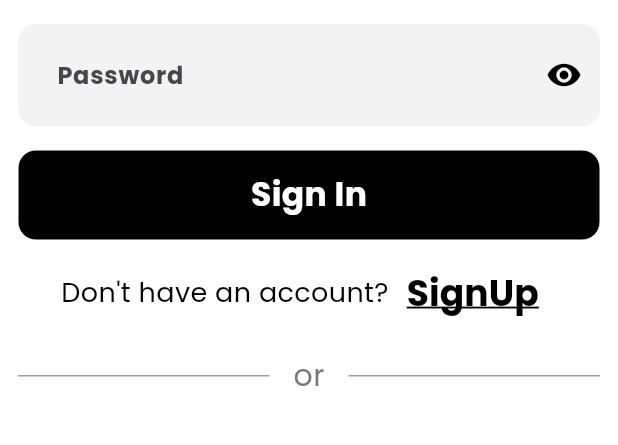
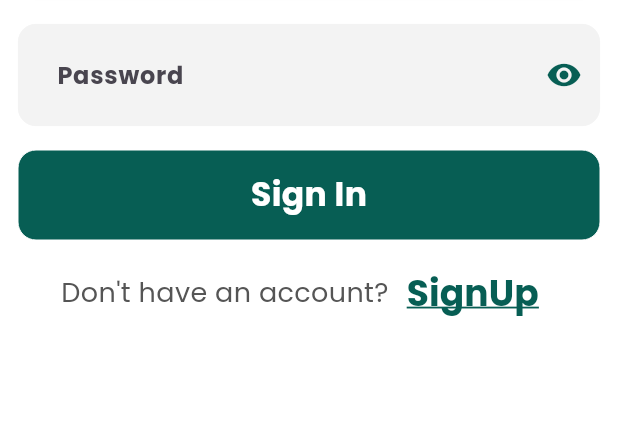
Before and after one commit to 3oraby/whatsapp, a Flutter app: the screen it shows after launch, on a phone screen of 412 x 824 dp, the part 126-571 px from its top. Run offline on Flutter 3.47's test engine with Material 3 defaults, Android fonts, the phone set to English and light mode, and no system bars; drawn by our look-alikes of modal_progress_hud_nsn; our stand-ins replace dartz, device_preview, dio, easy_localization, flutter_bloc, get_it and 1 more.

Commit message:
app colors and themes

```diff
--- a/lib/core/helpers/show_custom_snack_bar.dart
+++ b/lib/core/helpers/show_custom_snack_bar.dart
@@ -1,22 +1,21 @@
 import 'package:flutter/material.dart';
 import 'package:whatsapp/core/utils/app_colors.dart';
+import 'package:whatsapp/core/utils/app_constants.dart';
+import 'package:whatsapp/core/utils/app_text_styles.dart';
 
 void showCustomSnackBar(
   BuildContext context,
   String message, {
-  Color backgroundColor = AppColors.primaryColor,
+  Color backgroundColor = AppColors.primary,
 }) {
   final snackBar = SnackBar(
     content: Text(
       message,
-      style: const TextStyle(
-        color: Colors.white,
-        fontWeight: FontWeight.bold,
-        fontSize: 20,
-      ),
+      style:
+          AppTextStyles.poppinsBold(context, 20).copyWith(color: Colors.white),
     ),
     showCloseIcon: true,
-    duration: const Duration(seconds: 3),
+    duration: const Duration(seconds: AppConstants.snackBarDuration),
     backgroundColor: backgroundColor,
   );
 
--- a/lib/core/utils/app_colors.dart
+++ b/lib/core/utils/app_colors.dart
@@ -1,20 +1,6 @@
 import 'package:flutter/material.dart';
 
 class AppColors {
-  static const Color primaryColor = Color(0xFF000000);
-  static const Color secondaryColor = Color(0xFF7a7a7a);
-  static const Color thirdColor = Color(0xFF525d65);
-  static const Color lightBackgroundColor = Color(0xFFf3f3f3);
-  static const Color highlightBackgroundColor = Color(0xFFe8e8e8);
-  static const Color scaffoldBackgroundColor = Colors.white;
-  static const Color dividerColor = Color(0xFFE0E0E0);
-  static const Color errorColor = Color.fromARGB(255, 212, 67, 56);
-  static const Color unEnabledButtonColor = Color.fromARGB(255, 136, 137, 141);
-  static const Color imageBackgroundColor = Color.fromARGB(255, 209, 216, 224);
-  static const Color twitterAccentColor = Colors.blue;
-  static const Color lightTwitterAccentColor = Color(0xFF90CAF9);
-  static const Color borderColor = Colors.grey;
-
   static const Color error = Color(0xFFFF4C4C);
   static const Color success = Color(0xFF4CAF50);
   static const Color info = Color(0xFF2196F3);
@@ -24,7 +10,9 @@
   static const Color primary = Color(0xFF075E54);
   static const Color primaryLight = Color(0xFF128C7E);
   static const Color actionColor = Color(0xFF25D366);
-  static const Color lightBackground = Color(0xFFFFFFFF);
+  static const Color appBackgroundLight = Color(0xFFFFFFFF);
+  static const Color lightBackgroundColor = Color(0xFFf3f3f3);
+  static const Color highlightBackgroundColor = Color(0xFFe8e8e8);
   static const Color lightChatBackground = Color(0xFFECE5DD);
   static const Color lightInputBackground = Color(0xFFF0F0F0);
   static const Color myMessageLight = Color(0xFFDCF8C6);
@@ -40,7 +28,9 @@
 
   // Dark Mode Colors
   static const Color primaryDark = Color(0xFF054C44);
-  static const Color darkBackground = Color(0xFF121212);
+  static const Color appBackgroundDark = Color(0xFF121212);
+  static const Color lightBackgroundColorDark = Color(0xFF1A1A1A);
+  static const Color highlightBackgroundColorDark = Color(0xFF2A2A2A);
   static const Color darkChatBackground = Color(0xFF1E1E1E);
   static const Color darkInputBackground = Color(0xFF2A2A2A);
   static const Color myMessageDark = Color(0xFF054C44);
--- a/lib/core/utils/app_themes.dart
+++ b/lib/core/utils/app_themes.dart
@@ -1,10 +1,12 @@
 import 'package:flutter/material.dart';
+import 'package:whatsapp/core/utils/app_constants.dart';
+import 'package:whatsapp/core/utils/app_text_styles.dart';
 import 'app_colors.dart';
 
 class AppThemes {
-  static final ThemeData lightTheme = ThemeData(
+  static ThemeData getLightTheme(BuildContext context) => ThemeData(
         brightness: Brightness.light,
-    scaffoldBackgroundColor: AppColors.lightBackground,
+        scaffoldBackgroundColor: AppColors.appBackgroundLight,
         appBarTheme: AppBarTheme(
           backgroundColor: AppColors.primary,
           foregroundColor: Colors.white,
@@ -14,9 +16,11 @@
           backgroundColor: AppColors.actionColor,
           foregroundColor: Colors.white,
         ),
-    textTheme: const TextTheme(
-      bodyLarge: TextStyle(color: AppColors.textPrimaryLight),
-      bodyMedium: TextStyle(color: AppColors.textSecondaryLight),
+        textTheme: TextTheme(
+          bodyLarge: AppTextStyles.poppinsRegular(context, 16)
+              .copyWith(color: AppColors.textPrimaryLight),
+          bodyMedium: AppTextStyles.poppinsRegular(context, 16)
+              .copyWith(color: AppColors.textSecondaryLight),
         ),
         dividerColor: AppColors.dividerLight,
         iconTheme: const IconThemeData(color: AppColors.iconLight),
@@ -25,14 +29,14 @@
           fillColor: AppColors.lightInputBackground,
           border: OutlineInputBorder(
             borderSide: BorderSide(color: AppColors.inputBorderLight),
-        borderRadius: BorderRadius.circular(12),
+            borderRadius: BorderRadius.circular(AppConstants.borderRadius),
           ),
         ),
       );
 
-  static final ThemeData darkTheme = ThemeData(
+  static ThemeData getDarkTheme(BuildContext context) => ThemeData(
         brightness: Brightness.dark,
-    scaffoldBackgroundColor: AppColors.darkBackground,
+        scaffoldBackgroundColor: AppColors.appBackgroundDark,
         appBarTheme: AppBarTheme(
           backgroundColor: AppColors.primaryDark,
           foregroundColor: Colors.white,
@@ -42,9 +46,11 @@
           backgroundColor: AppColors.actionColor,
           foregroundColor: Colors.black,
         ),
-    textTheme: const TextTheme(
-      bodyLarge: TextStyle(color: AppColors.textPrimaryDark),
-      bodyMedium: TextStyle(color: AppColors.textSecondaryDark),
+        textTheme: TextTheme(
+          bodyLarge: AppTextStyles.poppinsRegular(context, 16)
+              .copyWith(color: AppColors.textPrimaryDark),
+          bodyMedium: AppTextStyles.poppinsRegular(context, 16)
+              .copyWith(color: AppColors.textSecondaryDark),
         ),
         dividerColor: AppColors.dividerDark,
         iconTheme: const IconThemeData(color: AppColors.iconDark),
@@ -53,7 +59,7 @@
           fillColor: AppColors.darkInputBackground,
           border: OutlineInputBorder(
             borderSide: BorderSide(color: AppColors.inputBorderDark),
-        borderRadius: BorderRadius.circular(12),
+            borderRadius: BorderRadius.circular(AppConstants.borderRadius),
           ),
         ),
       );
--- a/lib/core/widgets/build_user_circle_avatar_image.dart
+++ b/lib/core/widgets/build_user_circle_avatar_image.dart
@@ -18,7 +18,7 @@
       radius: circleAvatarRadius,
       backgroundColor: profilePicUrl == null
           ? Colors.white
-          : AppColors.highlightBackgroundColor,
+          : AppColors.appBackgroundLight,
       backgroundImage: profilePicUrl != null
           ? NetworkImage(
               profilePicUrl!,
--- a/lib/core/widgets/custom_modal_progress_hud.dart
+++ b/lib/core/widgets/custom_modal_progress_hud.dart
@@ -7,7 +7,7 @@
     super.key,
     required this.inAsyncCall,
     required this.child,
-    this.indicatorColor = AppColors.primaryColor,
+    this.indicatorColor = AppColors.primary,
   });
 
   final bool inAsyncCall;
--- a/lib/core/widgets/custom_text_form_field.dart
+++ b/lib/core/widgets/custom_text_form_field.dart
@@ -23,7 +23,7 @@
     this.errorText,
     this.controller,
     this.focusNode,
-    this.fillColor = AppColors.lightBackgroundColor,
+    this.fillColor,
     this.borderColor = AppColors.lightBackgroundColor,
     this.borderWidth = 0.5,
     this.enabledBorderColor = AppColors.lightBackgroundColor,
@@ -33,7 +33,7 @@
     this.isEnabled = true,
     this.onTap,
     this.autovalidateMode = AutovalidateMode.disabled,
-    this.focusedBorderColor = AppColors.primaryColor,
+    this.focusedBorderColor = AppColors.primary,
     this.focusedBorderWidth = 2,
   });
 
--- a/lib/core/widgets/custom_trigger_button.dart
+++ b/lib/core/widgets/custom_trigger_button.dart
@@ -9,12 +9,12 @@
     this.onPressed,
     this.child,
     this.isEnabled = true,
-    this.backgroundColor = AppColors.primaryColor,
+    this.backgroundColor = AppColors.primary,
     this.buttonDescription,
     this.buttonHeight = 60,
     this.buttonWidth = double.infinity,
     this.borderWidth = 0,
-    this.borderColor = AppColors.primaryColor,
+    this.borderColor = AppColors.primary,
     this.borderRadius = AppConstants.borderRadius,
     this.prefixIcon,
     this.suffixIcon,
--- a/lib/core/widgets/password_text_form_field.dart
+++ b/lib/core/widgets/password_text_form_field.dart
@@ -20,7 +20,7 @@
     this.borderRadius = AppConstants.borderRadius,
     this.contentPadding = AppConstants.contentTextFieldPadding,
     this.autovalidateMode = AutovalidateMode.disabled,
-    this.focusedBorderColor = AppColors.primaryColor,
+    this.focusedBorderColor = AppColors.primary,
     this.focusedBorderWidth = 2,
     this.textStyle,
     this.hintTextStyle,
@@ -74,7 +74,7 @@
         suffixIcon: IconButton(
           icon: Icon(
             isObscure ? Icons.visibility : Icons.visibility_off,
-            color: AppColors.primaryColor,
+            color: AppColors.primary,
           ),
           onPressed: () {
             setState(() {
--- a/lib/features/auth/presentation/screens/signin_screen.dart
+++ b/lib/features/auth/presentation/screens/signin_screen.dart
@@ -1,10 +1,8 @@
 import 'dart:developer';
 
-import 'package:easy_localization/easy_localization.dart';
 import 'package:flutter/material.dart';
 import 'package:flutter_bloc/flutter_bloc.dart';
 import 'package:whatsapp/core/helpers/show_custom_snack_bar.dart';
-import 'package:whatsapp/core/helpers/show_success_auth_modal_bottom_sheet.dart';
 import 'package:whatsapp/core/services/get_it_service.dart';
 import 'package:whatsapp/core/widgets/custom_modal_progress_hud.dart';
 import 'package:whatsapp/features/auth/domain/repo_interface/auth_repo.dart';
@@ -39,20 +37,20 @@
           showCustomSnackBar(context, state.message);
         } else if (state is SignInLoadedState) {
           log("account successfully logged in");
-          showSuccessAuthModalBottomSheet(
-            context: context,
-            sheetTitle: context.tr("Welcome Back! 🎉"),
-            sheetDescription: context.tr(
-                "You’ve logged in successfully. Start exploring tweets, connecting with friends, and sharing your thoughts instantly."),
-            buttonDescription: context.tr('Explore Now'),
-            onNextButtonPressed: () {
-              // Navigator.pushNamedAndRemoveUntil(
-              //   context,
-              //   MainAppScreen.routeId,
-              //   (Route<dynamic> route) => false,
-              // );
-            },
-          );
+          // showSuccessAuthModalBottomSheet(
+          //   context: context,
+          //   sheetTitle: context.tr("Welcome Back! 🎉"),
+          //   sheetDescription: context.tr(
+          //       "You’ve logged in successfully. Start exploring tweets, connecting with friends, and sharing your thoughts instantly."),
+          //   buttonDescription: context.tr('Explore Now'),
+          //   onNextButtonPressed: () {
+          //     Navigator.pushNamedAndRemoveUntil(
+          //       context,
+          //       MainAppScreen.routeId,
+          //       (Route<dynamic> route) => false,
+          //     );
+          //   },
+          // );
         }
       },
       builder: (context, state) {
--- a/lib/features/auth/presentation/widgets/auth_switch_widget.dart
+++ b/lib/features/auth/presentation/widgets/auth_switch_widget.dart
@@ -15,8 +15,8 @@
     required this.promptText,
     required this.actionText,
     required this.onActionPressed,
-    this.promptTextColor = AppColors.primaryColor,
-    this.actionTextColor = AppColors.primaryColor,
+    this.promptTextColor,
+    this.actionTextColor = AppColors.primary,
     this.promptTextSize = 18,
     this.actionTextSize = 24,
   });
--- a/lib/features/auth/presentation/widgets/custom_or_divider.dart
+++ /dev/null
@@ -1,38 +0,0 @@
-
-import 'package:easy_localization/easy_localization.dart';
-import 'package:flutter/material.dart';
-import 'package:whatsapp/core/utils/app_colors.dart';
-import 'package:whatsapp/core/utils/app_text_styles.dart';
-import 'package:whatsapp/core/widgets/horizontal_gap.dart';
-
-class CustomOrDivider extends StatelessWidget {
-  const CustomOrDivider({
-    super.key,
-  });
-
-  @override
-  Widget build(BuildContext context) {
-    return Row(
-      children: [
-        const Expanded(
-          child: Divider(
-            color: Colors.grey,
-          ),
-        ),
-        const HorizontalGap(16),
-        Text(
-          context.tr("or"),
-          style: AppTextStyles.poppinsRegular(context, 20).copyWith(
-            color: AppColors.secondaryColor,
-          ),
-        ),
-        const HorizontalGap(16),
-        const Expanded(
-          child: Divider(
-            color: Colors.grey,
-          ),
-        ),
-      ],
-    );
-  }
-}
--- a/lib/features/auth/presentation/widgets/signin_body.dart
+++ b/lib/features/auth/presentation/widgets/signin_body.dart
@@ -11,7 +11,6 @@
 import 'package:whatsapp/features/auth/presentation/cubits/signin_cubits/sign_in_cubit.dart';
 import 'package:whatsapp/features/auth/presentation/screens/signup_screen.dart';
 import 'package:whatsapp/features/auth/presentation/widgets/auth_switch_widget.dart';
-import 'package:whatsapp/features/auth/presentation/widgets/custom_or_divider.dart';
 
 class SignInBody extends StatefulWidget {
   const SignInBody({
@@ -88,8 +87,6 @@
                 },
               ),
               const VerticalGap(16),
-              const CustomOrDivider(),
-              const VerticalGap(24),
             ],
           ),
         ),
--- a/lib/main.dart
+++ b/lib/main.dart
@@ -41,8 +41,8 @@
       localizationsDelegates: context.localizationDelegates,
       supportedLocales: context.supportedLocales,
       locale: context.locale,
-      theme: AppThemes.lightTheme,
-      darkTheme: AppThemes.darkTheme,
+      theme: AppThemes.getLightTheme(context),
+      darkTheme: AppThemes.getDarkTheme(context),
       themeMode: ThemeMode.system,
       onGenerateRoute: onGenerateRoutes,
       initialRoute: Routes.signInRoute,
```
Lines whose indentation alone changed are shown as unchanged.
